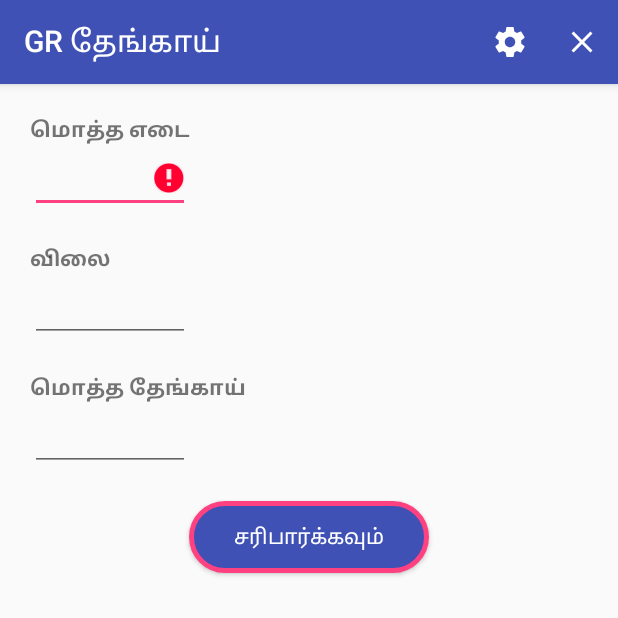
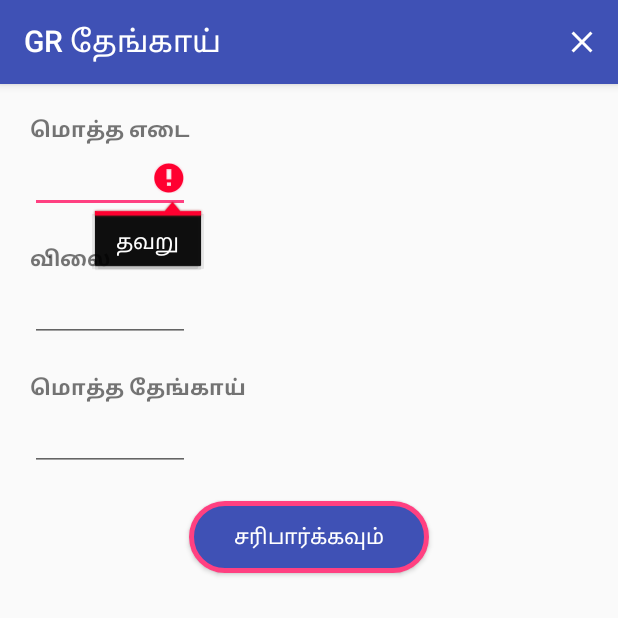
Before and after one commit to DhamodharanJaganathan/GR_Coconut, an Android app: the screen it shows after launch (MainActivity), after a tap on "GR தேங்காய்", on a phone screen of 412 x 824 dp, the top half of it. Run offline under Robolectric (Android 15) with nearby library versions, the phone set to English and light mode, and no system bars; our stand-ins replace ButterKnife; 1 other tap on this screen came first.

```diff
--- a/app/src/main/java/com/dhamodharan/myapplication/MainActivity.java
+++ b/app/src/main/java/com/dhamodharan/myapplication/MainActivity.java
@@ -1,11 +1,15 @@
 package com.dhamodharan.myapplication;
 
+import android.content.DialogInterface;
 import android.content.SharedPreferences;
 import android.os.Bundle;
 import android.preference.PreferenceManager;
+import android.support.v7.app.AlertDialog;
 import android.support.v7.app.AppCompatActivity;
+import android.view.LayoutInflater;
 import android.view.Menu;
 import android.view.MenuItem;
+import android.view.View;
 import android.view.inputmethod.InputMethodManager;
 import android.widget.Button;
 import android.widget.EditText;
@@ -17,6 +21,7 @@ import butterknife.OnClick;
 import java.text.DecimalFormat;
 import java.text.NumberFormat;
 import java.util.Locale;
+import java.util.Objects;
 
 public class MainActivity extends AppCompatActivity {
 
@@ -43,7 +48,7 @@ public class MainActivity extends AppCompatActivity {
   @BindView(R.id.textView7)
   TextView textView7;
 
-  SharedPreferences app_preferences;
+  //SharedPreferences app_preferences;
 
   @Override
   protected void onCreate(Bundle savedInstanceState) {
@@ -110,8 +115,10 @@ public class MainActivity extends AppCompatActivity {
     } else {
       try {
         InputMethodManager imm = (InputMethodManager) getSystemService(INPUT_METHOD_SERVICE);
-        imm.hideSoftInputFromWindow(getCurrentFocus().getWindowToken(), 0);
-      } catch (Exception e) {
+        if (imm != null) {
+          imm.hideSoftInputFromWindow(Objects.requireNonNull(getCurrentFocus()).getWindowToken(), 0);
+        }
+      } catch (Exception ignored) {
 
       }
       calculation();
@@ -130,8 +137,6 @@ public class MainActivity extends AppCompatActivity {
   public boolean onOptionsItemSelected(MenuItem item) {
     int id = item.getItemId();
     switch (id) {
-      case R.id.menu_settings:
-        return true;
       case R.id.menu_clear:
         recreate();
         editText1.getText().clear();
--- a/app/src/main/res/drawable/ic_settings_white.xml
+++ /dev/null
@@ -1,5 +0,0 @@
-<vector android:height="24dp" android:tint="#FFFFFF"
-    android:viewportHeight="24.0" android:viewportWidth="24.0"
-    android:width="24dp" xmlns:android="http://schemas.android.com/apk/res/android">
-    <path android:fillColor="#FF000000" android:pathData="M19.43,12.98c0.04,-0.32 0.07,-0.64 0.07,-0.98s-0.03,-0.66 -0.07,-0.98l2.11,-1.65c0.19,-0.15 0.24,-0.42 0.12,-0.64l-2,-3.46c-0.12,-0.22 -0.39,-0.3 -0.61,-0.22l-2.49,1c-0.52,-0.4 -1.08,-0.73 -1.69,-0.98l-0.38,-2.65C14.46,2.18 14.25,2 14,2h-4c-0.25,0 -0.46,0.18 -0.49,0.42l-0.38,2.65c-0.61,0.25 -1.17,0.59 -1.69,0.98l-2.49,-1c-0.23,-0.09 -0.49,0 -0.61,0.22l-2,3.46c-0.13,0.22 -0.07,0.49 0.12,0.64l2.11,1.65c-0.04,0.32 -0.07,0.65 -0.07,0.98s0.03,0.66 0.07,0.98l-2.11,1.65c-0.19,0.15 -0.24,0.42 -0.12,0.64l2,3.46c0.12,0.22 0.39,0.3 0.61,0.22l2.49,-1c0.52,0.4 1.08,0.73 1.69,0.98l0.38,2.65c0.03,0.24 0.24,0.42 0.49,0.42h4c0.25,0 0.46,-0.18 0.49,-0.42l0.38,-2.65c0.61,-0.25 1.17,-0.59 1.69,-0.98l2.49,1c0.23,0.09 0.49,0 0.61,-0.22l2,-3.46c0.12,-0.22 0.07,-0.49 -0.12,-0.64l-2.11,-1.65zM12,15.5c-1.93,0 -3.5,-1.57 -3.5,-3.5s1.57,-3.5 3.5,-3.5 3.5,1.57 3.5,3.5 -1.57,3.5 -3.5,3.5z"/>
-</vector>
--- a/app/src/main/res/menu/menu_main.xml
+++ b/app/src/main/res/menu/menu_main.xml
@@ -1,11 +1,6 @@
 <?xml version="1.0" encoding="utf-8"?>
 <menu xmlns:android="http://schemas.android.com/apk/res/android"
   xmlns:app="http://schemas.android.com/apk/res-auto">
-
-  <item android:id="@+id/menu_settings"
-    android:title="@string/app_name"
-    android:icon="@drawable/ic_settings_white"
-    app:showAsAction="ifRoom"/>
 
   <item android:id="@+id/menu_clear"
     android:title="@string/app_name"
```
